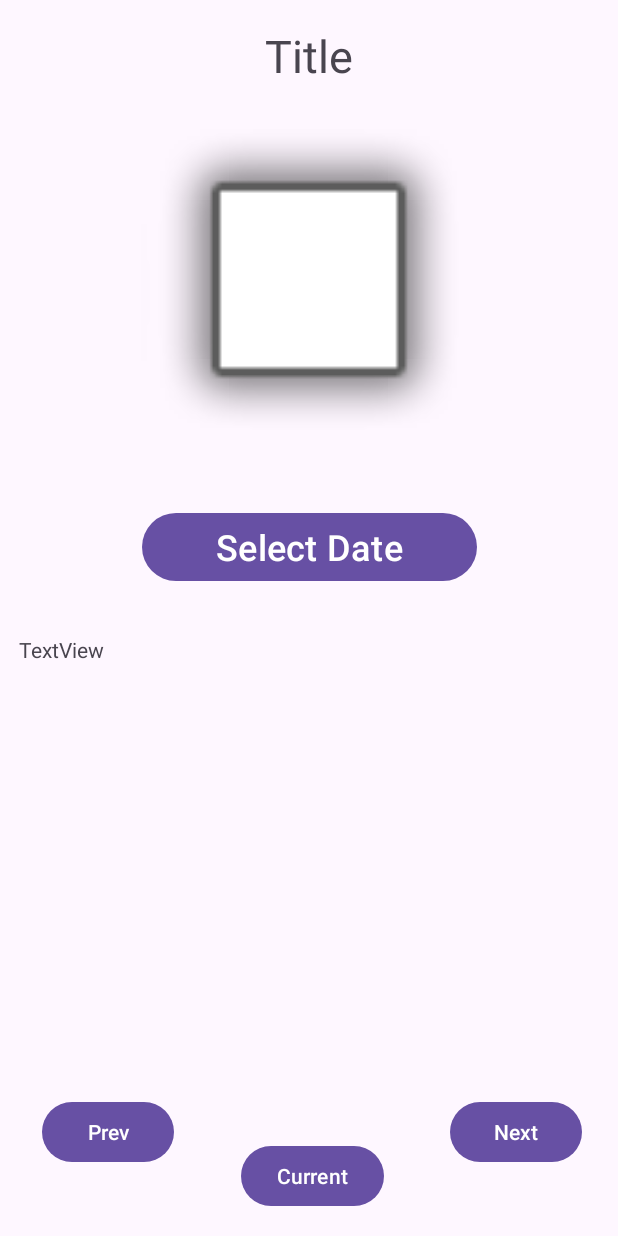
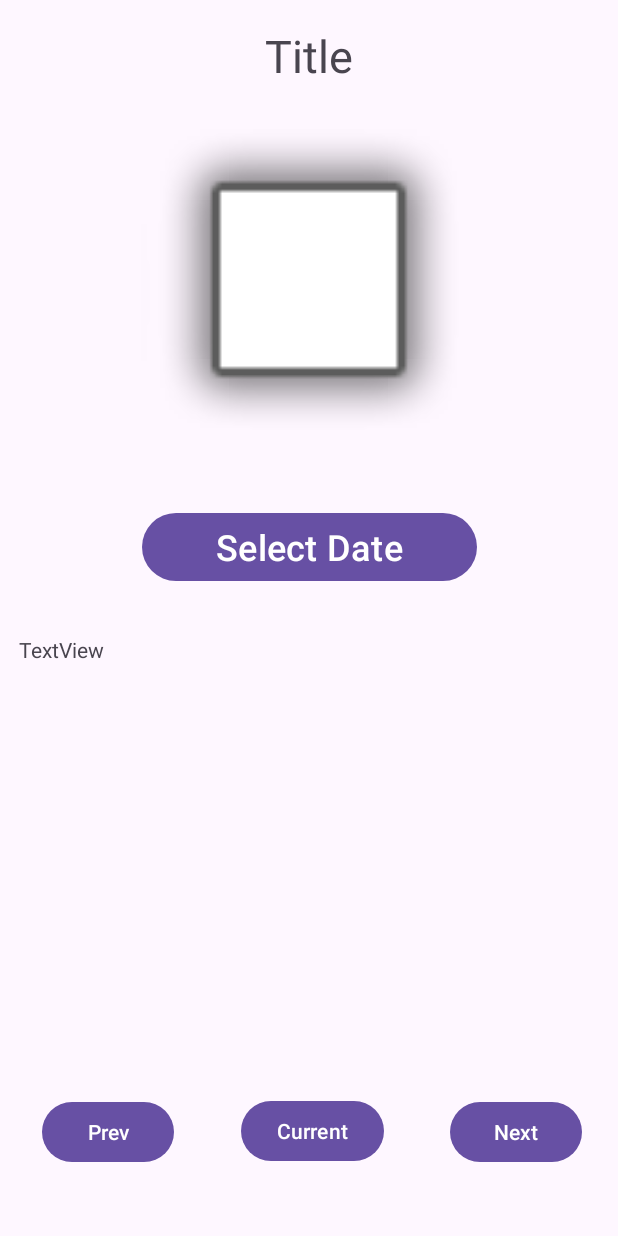
Before and after one commit to jhernandez4/APOD_project, an Android app: the screen it shows after launch (MainActivity), on a phone screen of 412 x 824 dp. Run offline under Robolectric (Android 15) with nearby library versions, the phone set to English and light mode, and no system bars; pictures from the network do not load.

Commit message:
Adjust currentButton positioning

```diff
--- a/app/src/main/res/layout/fragment_apod.xml
+++ b/app/src/main/res/layout/fragment_apod.xml
@@ -83,6 +83,8 @@
         android:text="@string/current"
         app:layout_constraintBottom_toBottomOf="parent"
         app:layout_constraintEnd_toStartOf="@+id/btnNext"
-        app:layout_constraintStart_toEndOf="@+id/btnPrev" />
+        app:layout_constraintStart_toEndOf="@+id/btnPrev"
+        app:layout_constraintTop_toBottomOf="@+id/tvDesc"
+        app:layout_constraintVertical_bias="0.71000004" />
 
 </androidx.constraintlayout.widget.ConstraintLayout>
```
